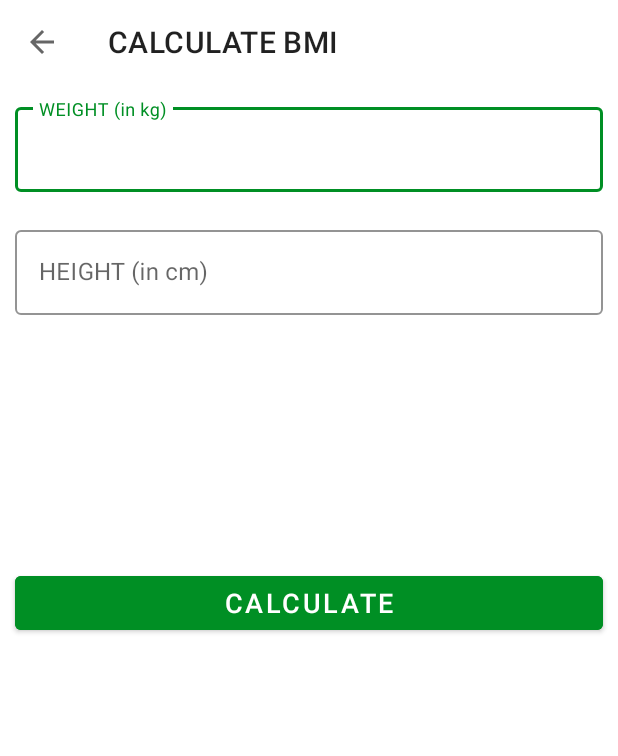
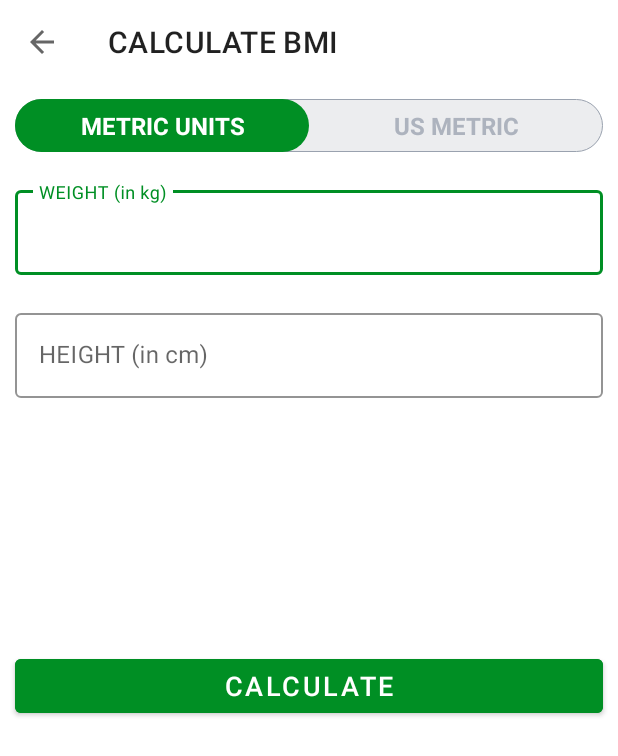
Before and after one commit to BrooitsFeiskJR/Workout-App, an Android app: the BMIActivity screen opened directly, with no data from a screen before it, on a phone screen of 412 x 824 dp. Shown: the top 756 px of the screen. Run offline under Robolectric (Android 15) with nearby library versions, the phone set to English and light mode, and no system bars.

Commit message:
Adding Custom RadioGroups with Custom RadioButtons

```diff
--- /dev/null
+++ b/app/src/main/res/drawable/drawable_radio_group_tab_background.xml
@@ -0,0 +1,9 @@
+<?xml version="1.0" encoding="utf-8"?>
+<shape xmlns:android="http://schemas.android.com/apk/res/android" android:shape="rectangle">
+
+    <solid android:color="#ECEDEF" />
+
+    <stroke android:width="0.5dp" android:color="#9AA2AF"/>
+
+    <corners android:radius="30dp" />
+</shape>
--- /dev/null
+++ b/app/src/main/res/drawable/drawable_units_tab_selector.xml
@@ -0,0 +1,13 @@
+<?xml version="1.0" encoding="utf-8"?>
+<selector xmlns:android="http://schemas.android.com/apk/res/android">
+    <item android:state_checked="true">
+
+        <shape android:shape="rectangle" >
+            <solid android:color="@color/colorAccent"/>
+
+            <corners android:radius="30dp" />
+
+        </shape>
+
+    </item>
+</selector>
--- /dev/null
+++ b/app/src/main/res/drawable/drawable_units_tab_text_color_selector.xml
@@ -0,0 +1,7 @@
+<?xml version="1.0" encoding="utf-8"?>
+<selector xmlns:android="http://schemas.android.com/apk/res/android">
+
+    <item android:color="#FFFFFF" android:state_checked="true" />
+
+    <item android:color="#ADB3BE" android:state_checked="false" />
+</selector>
--- a/app/src/main/res/layout/activity_bmiactivity.xml
+++ b/app/src/main/res/layout/activity_bmiactivity.xml
@@ -14,8 +14,50 @@
         android:background="@color/white"
         />
 
+    <RadioGroup
+        android:id="@+id/rgUnits"
+        android:layout_width="match_parent"
+        android:layout_height="wrap_content"
+        android:layout_below="@id/toolbar_bmi_activity"
+        android:layout_margin="10dp"
+        android:background="@drawable/drawable_radio_group_tab_background"
+        android:orientation="horizontal"
+        >
+
+        <RadioButton
+            android:id="@+id/rbMetricUnits"
+            android:layout_width="0dp"
+            android:layout_height="35dp"
+            android:layout_weight="0.50"
+            android:background="@drawable/drawable_units_tab_selector"
+            android:button="@null"
+            android:checked="true"
+            android:gravity="center"
+            android:text="METRIC UNITS"
+            android:textColor="@drawable/drawable_units_tab_text_color_selector"
+            android:textSize="16sp"
+            android:textStyle="bold"
+            />
+
+        <RadioButton
+            android:id="@+id/rbUsUnits"
+            android:layout_width="0dp"
+            android:layout_height="35dp"
+            android:layout_weight="0.50"
+            android:background="@drawable/drawable_units_tab_selector"
+            android:button="@null"
+            android:checked="false"
+            android:gravity="center"
+            android:text="US METRIC"
+            android:textColor="@drawable/drawable_units_tab_text_color_selector"
+            android:textSize="16sp"
+            android:textStyle="bold"
+            />
+
+    </RadioGroup>
+
     <com.google.android.material.textfield.TextInputLayout
-        android:layout_below="@id/toolbar_bmi_activity"
+        android:layout_below="@id/rgUnits"
         android:id="@+id/tilMetricUnitWeight"
         android:layout_width="match_parent"
         android:layout_height="wrap_content"
```
